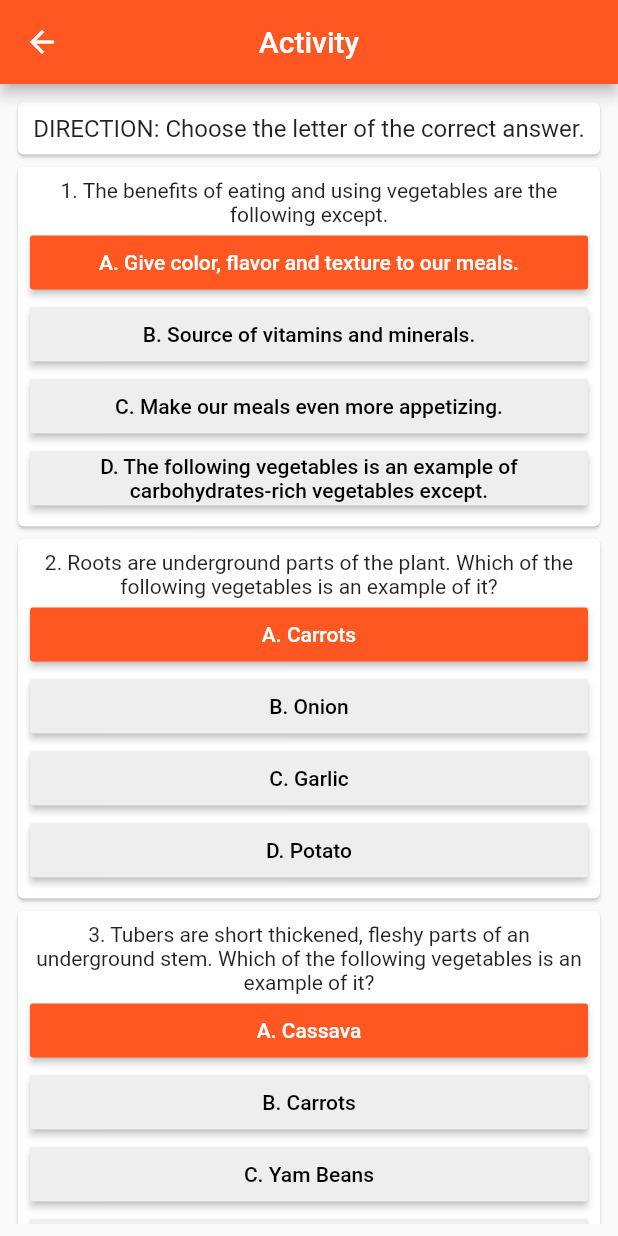
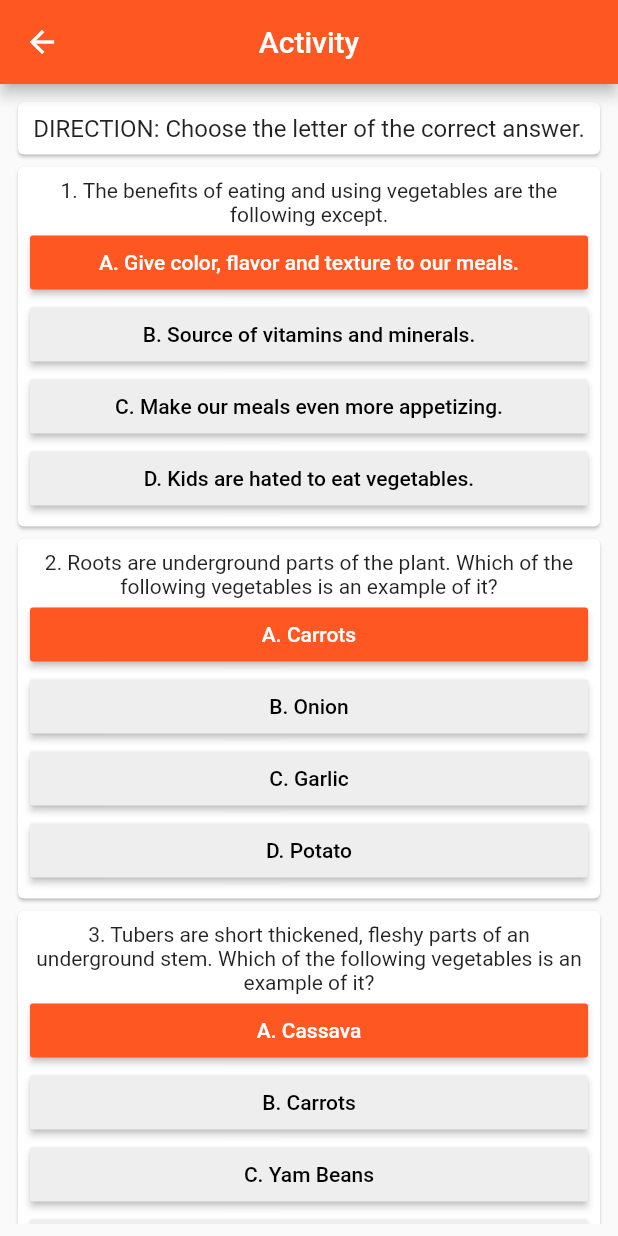
Before and after one commit to paologonzales1616/cookery, a Flutter app: the VegActivityPage screen opened directly, on a phone screen of 412 x 824 dp. Run offline on Flutter 3.47's test engine with Material 2 defaults, Android fonts, the light colour scheme and no system bars; our stand-ins replace chewie, photo_view, splashscreen, video_player.

Commit message:
Cgange question

```diff
--- a/lib/vegetable/veg_activity.dart
+++ b/lib/vegetable/veg_activity.dart
@@ -118,7 +118,7 @@ class _VegActivityPageState extends State<VegActivityPage> {
                             ? Colors.deepOrange
                             : Colors.grey[200],
                         child: Text(
-                          "D. The following vegetables is an example of carbohydrates-rich vegetables except.",
+                          "D. Kids are hated to eat vegetables.",
                           textAlign: TextAlign.center,
                           style: TextStyle(
                             color:
```
